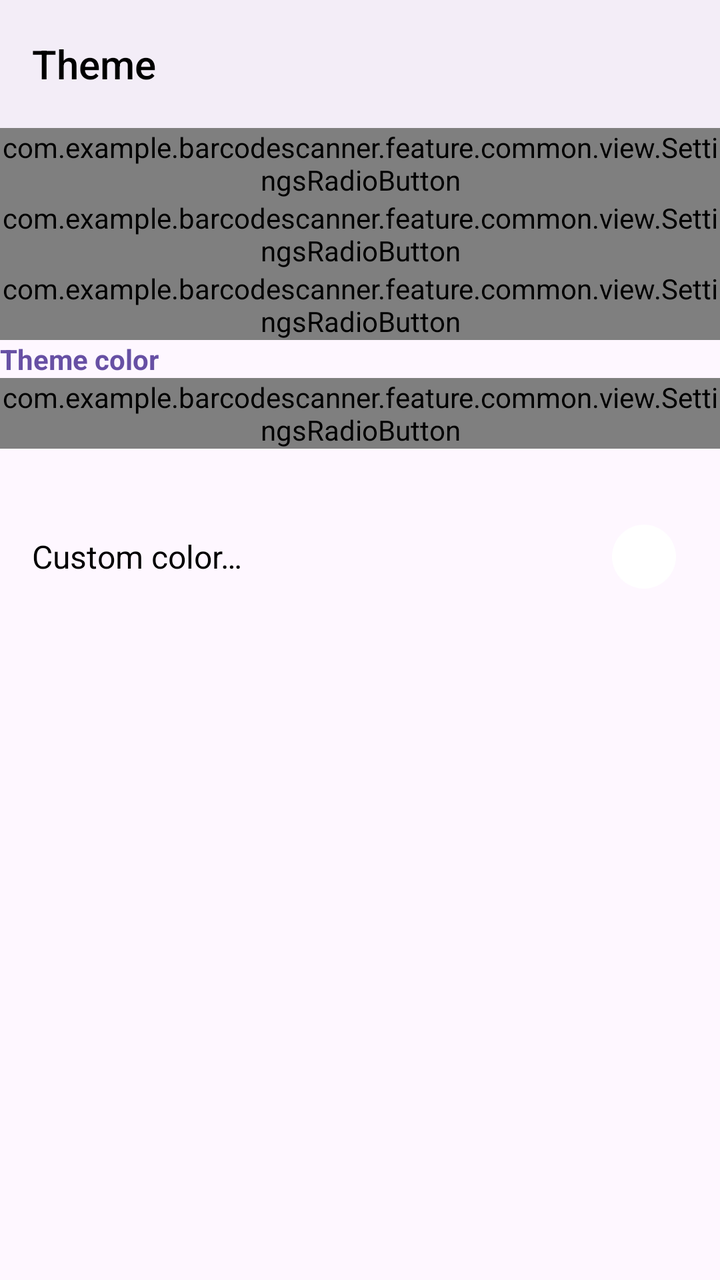
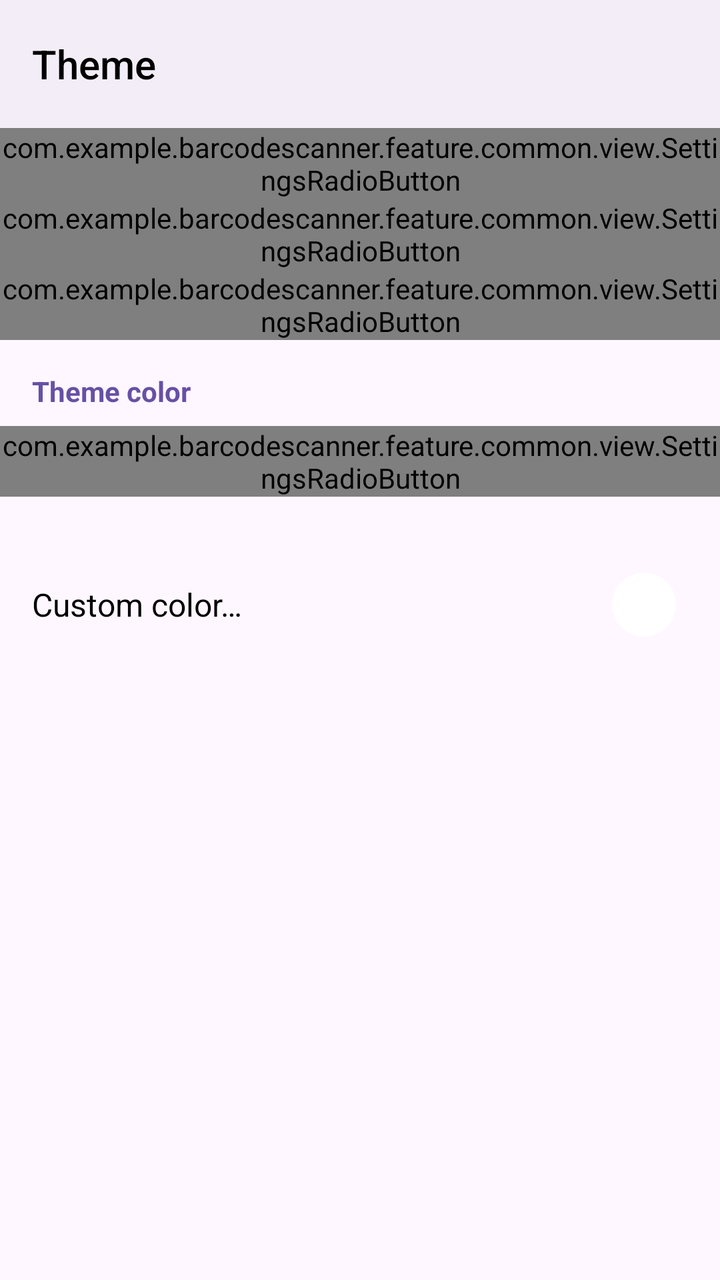

Compare the two renders of this Android layout. The source of the first and the diff that turns it into the second are given below.
<!-- AndroidManifest.xml: application theme AppTheme -->
<!-- res/layout/activity_choose_theme.xml -->
<?xml version="1.0" encoding="utf-8"?>
<androidx.coordinatorlayout.widget.CoordinatorLayout
    android:id="@+id/root_view"
    xmlns:android="http://schemas.android.com/apk/res/android"
    xmlns:app="http://schemas.android.com/apk/res-auto"
    android:layout_width="match_parent"
    android:layout_height="match_parent"
    >

    <com.google.android.material.appbar.AppBarLayout
        style="@style/AppBarLayoutStyle"
        >
        <androidx.appcompat.widget.Toolbar
            android:id="@+id/toolbar"
            app:title="@string/activity_choose_theme_title"
            style="@style/ToolbarWithBackButtonStyle"
            />
    </com.google.android.material.appbar.AppBarLayout>

    <androidx.core.widget.NestedScrollView
        android:id="@+id/scroll_view"
        style="@style/ScrollStyle"
        >
        <LinearLayout
            android:layout_width="match_parent"
            android:layout_height="match_parent"
            android:orientation="vertical"
            >
            <com.example.barcodescanner.feature.common.view.SettingsRadioButton
                android:id="@+id/button_system_theme"
                android:layout_width="match_parent"
                android:layout_height="wrap_content"
                app:layout_constraintTop_toBottomOf="@id/toolbar"
                app:layout_constraintStart_toStartOf="parent"
                app:layout_constraintEnd_toEndOf="parent"
                app:text="@string/activity_choose_theme_system"
                />
            <com.example.barcodescanner.feature.common.view.SettingsRadioButton
                android:id="@+id/button_light_theme"
                android:layout_width="match_parent"
                android:layout_height="wrap_content"
                app:layout_constraintTop_toBottomOf="@id/button_back_camera"
                app:layout_constraintStart_toStartOf="parent"
                app:layout_constraintEnd_toEndOf="parent"
                app:text="@string/activity_choose_theme_light"
                />
            <com.example.barcodescanner.feature.common.view.SettingsRadioButton
                android:id="@+id/button_dark_theme"
                android:layout_width="match_parent"
                android:layout_height="wrap_content"
                app:layout_constraintTop_toBottomOf="@id/button_back_camera"
                app:layout_constraintStart_toStartOf="parent"
                app:layout_constraintEnd_toEndOf="parent"
                app:text="@string/activity_choose_theme_dark"
                app:isDelimiterVisible="false"
                />
            <TextView
                android:id="@+id/text_view_theme_color_title"
                android:layout_width="match_parent"
                android:layout_height="wrap_content"
                android:text="@string/activity_choose_theme_color"
                style="@style/SettingsGroupTitleTextViewStyle"
                />

            <com.example.barcodescanner.feature.common.view.SettingsRadioButton
                android:id="@+id/button_dynamic_color"
                android:layout_width="match_parent"
                android:layout_height="wrap_content"
                app:text="@string/activity_choose_theme_color_dynamic"
                app:isDelimiterVisible="false"
                />

            <LinearLayout
                android:id="@+id/layout_theme_colors"
                android:layout_width="match_parent"
                android:layout_height="wrap_content"
                android:orientation="horizontal"
                android:gravity="center"
                android:paddingStart="@dimen/default_margin"
                android:paddingEnd="@dimen/default_margin"
                android:paddingTop="@dimen/default_margin"
                />

            <LinearLayout
                android:id="@+id/layout_custom_color"
                android:layout_width="match_parent"
                android:layout_height="wrap_content"
                android:orientation="horizontal"
                android:gravity="center_vertical"
                android:padding="@dimen/default_margin"
                android:background="?attr/selectableItemBackground"
                android:clickable="true"
                android:focusable="true"
                >

                <TextView
                    android:layout_width="0dp"
                    android:layout_height="wrap_content"
                    android:layout_weight="1"
                    android:text="@string/activity_choose_theme_color_custom"
                    style="@style/DefaultTextViewStyle"
                    />

                <FrameLayout
                    android:id="@+id/frame_custom_color"
                    android:layout_width="@dimen/theme_color_dot_size"
                    android:layout_height="@dimen/theme_color_dot_size"
                    >

                    <View
                        android:id="@+id/view_custom_color_swatch"
                        android:layout_width="@dimen/theme_color_dot_inner_size"
                        android:layout_height="@dimen/theme_color_dot_inner_size"
                        android:layout_gravity="center"
                        android:background="@drawable/theme_color_dot"
                        />
                </FrameLayout>
            </LinearLayout>
        </LinearLayout>
    </androidx.core.widget.NestedScrollView>

</androidx.coordinatorlayout.widget.CoordinatorLayout>
<!-- resources referenced by this layout -->
<resources>
  <dimen name="default_margin">16dp</dimen>
  <dimen name="theme_color_dot_inner_size">32dp</dimen>
  <dimen name="theme_color_dot_size">44dp</dimen>
  <!-- drawable theme_color_dot (drawable) -->
  <?xml version="1.0" encoding="utf-8"?>
  <shape xmlns:android="http://schemas.android.com/apk/res/android" android:shape="oval">
      <solid android:color="@android:color/white" />
  </shape>
  <string name="activity_choose_theme_color">Theme color</string>
  <string name="activity_choose_theme_color_custom">Custom color…</string>
  <string name="activity_choose_theme_color_dynamic">Follow system (Material You)</string>
  <string name="activity_choose_theme_dark">Dark</string>
  <string name="activity_choose_theme_light">Light</string>
  <string name="activity_choose_theme_system">Same as system</string>
  <string name="activity_choose_theme_title">Theme</string>
  <style name="AppBarLayoutStyle" parent="BaseAppBarLayoutStyle">
          <item name="liftOnScroll">true</item>
          <item name="liftOnScrollTargetViewId">@id/scroll_view</item>
      </style>
  <style name="DefaultTextViewStyle">
          <item name="android:textSize">@dimen/default_text_size</item>
          <item name="android:textColor">@color/default_text_color</item>
      </style>
  <style name="ScrollStyle">
          <item name="android:layout_width">match_parent</item>
          <item name="android:layout_height">match_parent</item>
          <item name="layout_behavior">@string/appbar_scrolling_view_behavior</item>
          <item name="android:scrollIndicators">none</item>
      </style>
  <style name="SettingsGroupTitleTextViewStyle">
          <item name="android:textColor">?attr/colorPrimary</item>
          <item name="android:textSize">@dimen/default_text_size_small2</item>
          <item name="android:textStyle">bold</item>
      </style>
  <style name="ToolbarWithBackButtonStyle" parent="ToolbarStyle">
          <item name="navigationIcon">@drawable/ic_arrow_back</item>
          <item name="iconTint">@color/toolbar_menu_color</item>
      </style>
  <style name="AppTheme" parent="BaseAppTheme" />
  <style name="BaseAppBarLayoutStyle">
          <item name="android:layout_width">match_parent</item>
          <item name="android:layout_height">wrap_content</item>
          <item name="liftOnScroll">true</item>
          <item name="liftOnScrollTargetViewId">@id/scroll_view</item>
      </style>
  <dimen name="default_text_size">16sp</dimen>
  <color name="default_text_color">@color/black</color>
  <dimen name="default_text_size_small2">14sp</dimen>
  <style name="ToolbarStyle">
          <item name="android:layout_width">match_parent</item>
          <item name="android:layout_height">?attr/actionBarSize</item>
          <item name="android:background">?attr/colorSurfaceContainer</item>
          <item name="titleTextAppearance">@style/ToolbarTitle</item>
          <item name="titleTextColor">@color/toolbar_title_color</item>
      </style>
  <color name="toolbar_menu_color">@color/black</color>
  <color name="black">#000000</color>
  <style name="ToolbarTitle" parent="@style/TextAppearance.Widget.AppCompat.Toolbar.Title">
          <item name="android:textSize">20sp</item>
      </style>
  <color name="toolbar_title_color">@color/black</color>
  <color name="color_primary_dark">@color/black</color>
  <color name="text_color_secondary">@color/black</color>
  <color name="transparent">#00000000</color>
  <style name="ToolbarMenuButtonStyle" parent="@style/Widget.AppCompat.ActionButton.Overflow">
          <item name="android:tint">@color/toolbar_menu_color</item>
      </style>
</resources>

<!-- the commit's change to res/layout/activity_choose_theme.xml (unified diff, before → after) -->
@@ -23,7 +23,7 @@
         >
         <LinearLayout
             android:layout_width="match_parent"
-            android:layout_height="match_parent"
+            android:layout_height="wrap_content"
             android:orientation="vertical"
             >
             <com.example.barcodescanner.feature.common.view.SettingsRadioButton
@@ -54,10 +54,14 @@
                 app:text="@string/activity_choose_theme_dark"
                 app:isDelimiterVisible="false"
                 />
+            
             <TextView
                 android:id="@+id/text_view_theme_color_title"
                 android:layout_width="match_parent"
                 android:layout_height="wrap_content"
+                android:layout_marginTop="@dimen/default_margin"
+                android:layout_marginBottom="@dimen/default_margin_small"
+                android:layout_marginHorizontal="@dimen/default_margin"
                 android:text="@string/activity_choose_theme_color"
                 style="@style/SettingsGroupTitleTextViewStyle"
                 />
@@ -78,7 +82,8 @@
                 android:gravity="center"
                 android:paddingStart="@dimen/default_margin"
                 android:paddingEnd="@dimen/default_margin"
-                android:paddingTop="@dimen/default_margin"
+                android:paddingTop="@dimen/default_margin_small"
+                android:paddingBottom="@dimen/default_margin_small"
                 />
 
             <LinearLayout
<!-- resource entries referenced after the edit -->
@@ -1,6 +1,7 @@
 <!-- resources referenced by this layout -->
 <resources>
   <dimen name="default_margin">16dp</dimen>
+  <dimen name="default_margin_small">8dp</dimen>
   <dimen name="theme_color_dot_inner_size">32dp</dimen>
   <dimen name="theme_color_dot_size">44dp</dimen>
   <!-- drawable theme_color_dot (drawable) -->
